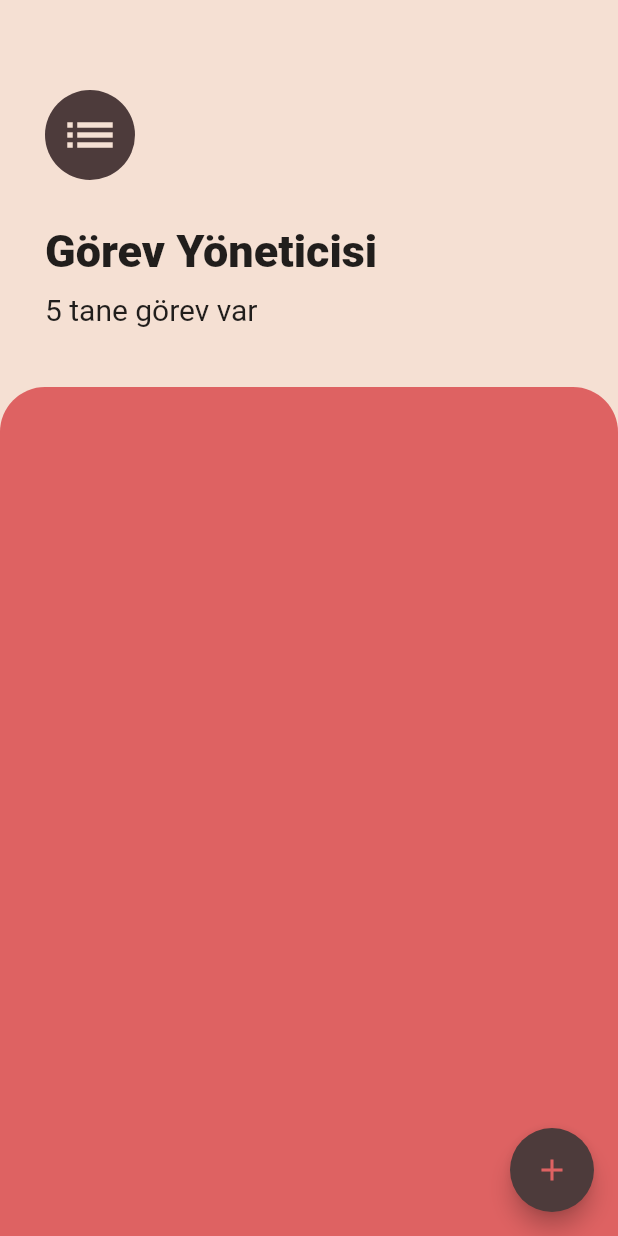
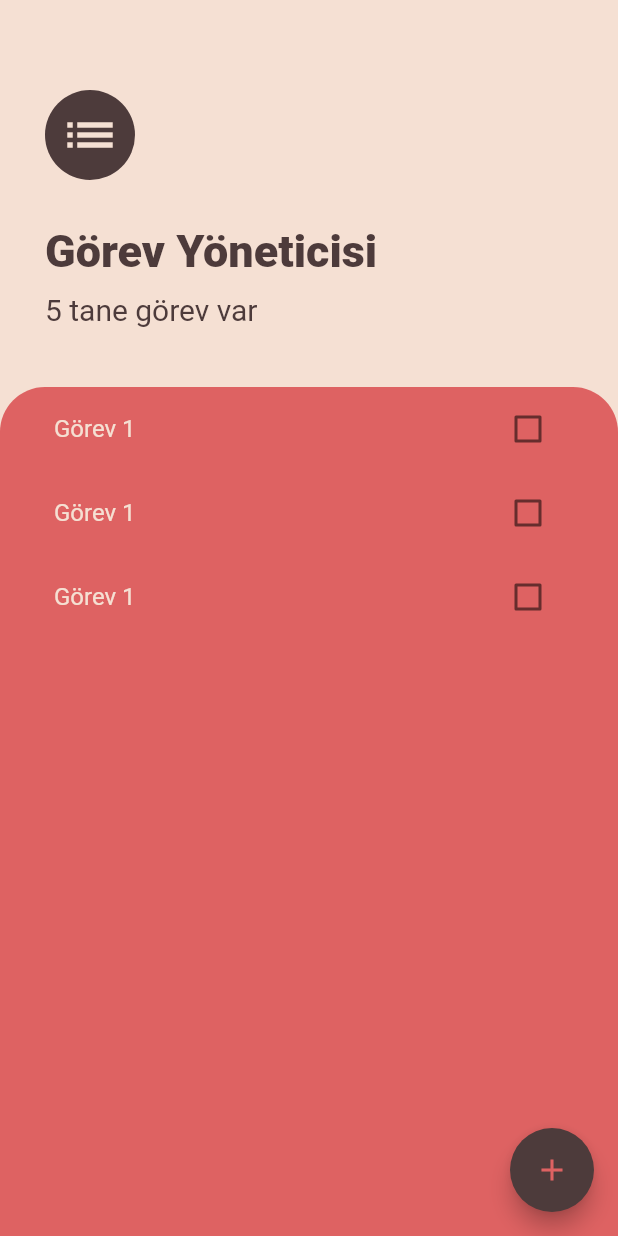
Before and after one commit to emralyilmaz/training38_gorev_listesi_app, a Flutter app: the screen it shows after launch, on a phone screen of 412 x 824 dp. Run offline on Flutter 3.47's test engine with Material 2 defaults, Android fonts, the phone set to English and light mode, and no system bars.

Commit message:
Görevleri Oluşturma

```diff
--- a/lib/pages/gorevler_ekran.dart
+++ b/lib/pages/gorevler_ekran.dart
@@ -1,4 +1,5 @@
 import 'package:flutter/material.dart';
+import 'package:training38_gorev_listesi_app/pages/gorevler_list.dart';
 
 class GorevlerEkran extends StatelessWidget {
   @override
@@ -33,14 +34,16 @@ class GorevlerEkran extends StatelessWidget {
                 SizedBox(height: 30.0),
                 Text(
                   "Görev Yöneticisi",
-                  style: TextStyle(fontSize: 30, fontWeight: FontWeight.w800),
+                  style: TextStyle(
+                      fontSize: 30,
+                      fontWeight: FontWeight.w800,
+                      color: Color.fromRGBO(77, 59, 59, 1)),
                 ),
                 SizedBox(height: 10.0),
                 Text(
                   "5 tane görev var",
                   style: TextStyle(
-                    fontSize: 20,
-                  ),
+                      fontSize: 20, color: Color.fromRGBO(77, 59, 59, 1)),
                 ),
                 SizedBox(height: 10.0),
               ],
@@ -48,11 +51,13 @@ class GorevlerEkran extends StatelessWidget {
           ),
           Expanded(
             child: Container(
+              padding: EdgeInsets.symmetric(horizontal: 20),
               decoration: BoxDecoration(
                   color: Color.fromRGBO(222, 98, 98, 1),
                   borderRadius: BorderRadius.only(
                       topLeft: Radius.circular(30),
                       topRight: Radius.circular(30))),
+              child: GorevListesi(),
             ),
           )
         ],
--- /dev/null
+++ b/lib/pages/gorevler_list.dart
@@ -0,0 +1,15 @@
+import 'package:flutter/material.dart';
+import 'package:training38_gorev_listesi_app/pages/gorevler_tile.dart';
+
+class GorevListesi extends StatelessWidget {
+  @override
+  Widget build(BuildContext context) {
+    return ListView(
+      children: [
+        GorevTile(),
+        GorevTile(),
+        GorevTile(),
+      ],
+    );
+  }
+}
--- /dev/null
+++ b/lib/pages/gorevler_tile.dart
@@ -0,0 +1,14 @@
+import 'package:flutter/material.dart';
+
+class GorevTile extends StatelessWidget {
+  @override
+  Widget build(BuildContext context) {
+    return ListTile(
+      title: Text(
+        "Görev 1",
+        style: TextStyle(color: Color.fromRGBO(245, 224, 211, 1)),
+      ),
+      trailing: Checkbox(value: false, onChanged: (bool val) {}),
+    );
+  }
+}
```
